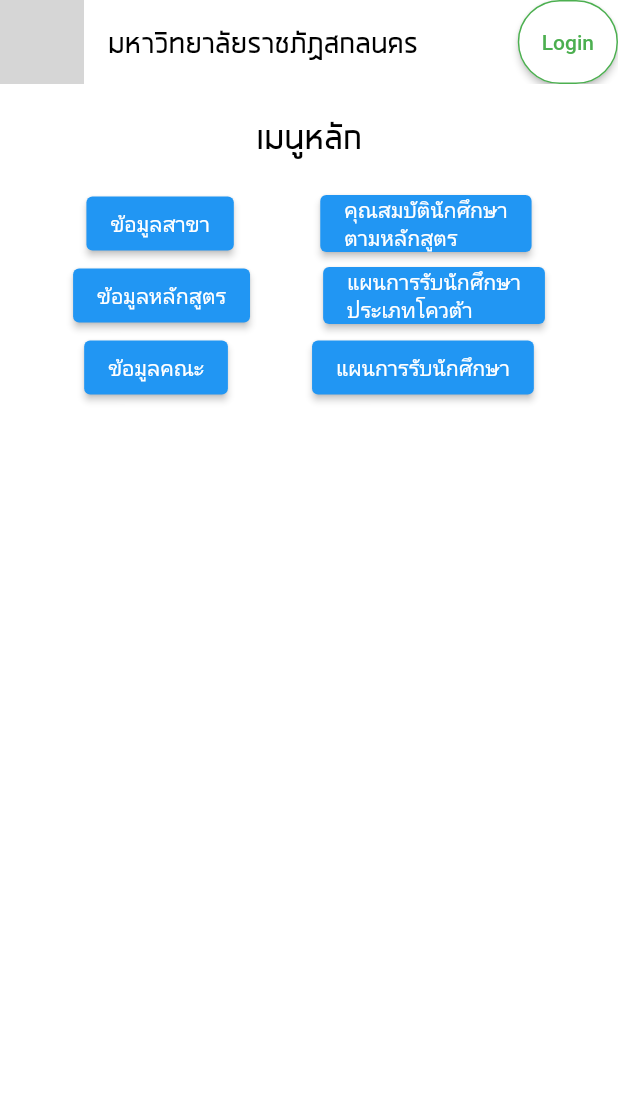
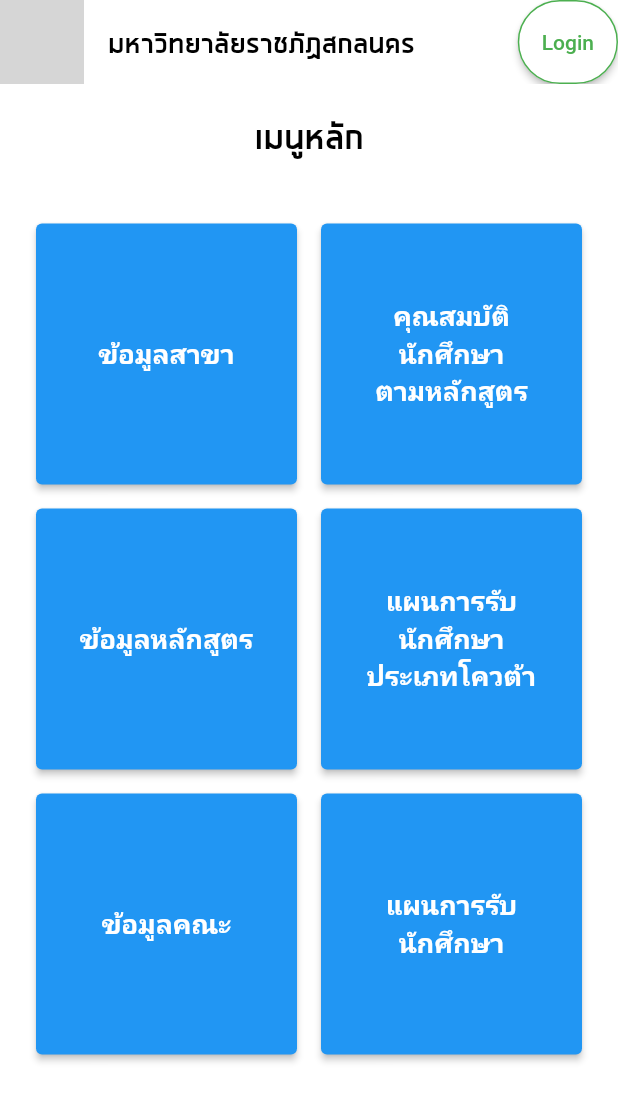
Before and after one commit to billowdev/student-admission-plan-client, a Flutter app: the screen it shows after launch, on a phone screen of 412 x 824 dp. Shown: the top 1101 px of the screen. Run offline on Flutter 3.47's test engine with Material 2 defaults, Android fonts, the phone set to English and light mode, and no system bars; project files that could hold a hidden picture were left out; grey boxes are pictures that could not be loaded.

Commit message:
main menu button

```diff
--- a/sapms_app/lib/main.dart
+++ b/sapms_app/lib/main.dart
@@ -1,5 +1,5 @@
 import 'package:flutter/material.dart';
-import 'package:project/mainmenu.dart';
+import 'package:project/pages/main_menu/mainmenu.dart';
 
 void main() {
   runApp(const MyApp());
--- a/sapms_app/lib/mainmenu.dart
+++ /dev/null
@@ -1,86 +0,0 @@
-import 'package:flutter/material.dart';
-
-class MainMenu extends StatefulWidget {
-  const MainMenu({super.key});
-
-  @override
-  State<MainMenu> createState() => _MainMenuState();
-}
-
-class _MainMenuState extends State<MainMenu> {
-  @override
-  Widget build(BuildContext context) {
-    return Scaffold(
-        appBar: AppBar(
-          elevation: 0,
-          backgroundColor: Colors.white,
-          leading: Image.asset('assets/images/Logo.png', fit: BoxFit.contain),
-          title: const Text('มหาวิทยาลัยราชภัฏสกลนคร',
-              style: TextStyle(
-                  color: Colors.black,
-                  fontSize: 25,
-                  fontFamily: 'PrintAble4U')),
-          actions: [
-            ElevatedButton(
-                onPressed: () {},
-                style: ElevatedButton.styleFrom(
-                  backgroundColor: Colors.white,
-                  shape: RoundedRectangleBorder(
-                      borderRadius: BorderRadius.circular(50),
-                      side: const BorderSide(color: Colors.green, width: 1)),
-                ),
-                child:
-                    const Text('Login', style: TextStyle(color: Colors.green)))
-          ],
-        ),
-        backgroundColor: Colors.white,
-        body: Center(
-            child: Column(
-                // mainAxisAlignment: MainAxisAlignment.center,
-                children: <Widget>[
-              Padding(
-                  padding: const EdgeInsets.all(20.0),
-                  child: RichText(
-                      text: const TextSpan(
-                    text: 'เมนูหลัก',
-                    style: TextStyle(
-                        fontSize: 30,
-                        color: Colors.black,
-                        fontFamily: 'PrintAble4U'),
-                  ))),
-
-                Row(mainAxisAlignment: MainAxisAlignment.spaceEvenly, children:[Major_Information(), Student_Qualification()]),
-                Row(mainAxisAlignment: MainAxisAlignment.spaceEvenly, children: [Course_Information(), Receiving_Plan_Quota()]),
-                Row(mainAxisAlignment: MainAxisAlignment.spaceEvenly, children: [Faculty_Information(), Receiving_Plan()]),
-
-            ])));
-  }
-
-  Widget Major_Information() {
-    return ElevatedButton(onPressed: () {}, child: const Text('ข้อมูลสาขา'));
-  }
-
-  Widget Course_Information() {
-    return ElevatedButton(
-        onPressed: () {}, child: const Text('ข้อมูลหลักสูตร'));
-  }
-
-  Widget Faculty_Information() {
-    return ElevatedButton(onPressed: () {}, child: const Text('ข้อมูลคณะ'));
-  }
-
-  Widget Student_Qualification() {
-    return ElevatedButton(
-        onPressed: () {}, child: const Text('คุณสมบัตินักศึกษา\nตามหลักสูตร'));
-  }
-
-  Widget Receiving_Plan_Quota() {
-    return ElevatedButton(
-        onPressed: () {}, child: const Text('แผนการรับนักศึกษา\nประเภทโควต้า'));
-  }
-
-  Widget Receiving_Plan() {
-    return ElevatedButton(
-        onPressed: () {}, child: const Text('แผนการรับนักศึกษา'));
-  }
-}
--- /dev/null
+++ b/sapms_app/lib/pages/main_menu/mainmenu.dart
@@ -0,0 +1,94 @@
+import 'package:flutter/material.dart';
+import 'widgets/faculty_information_button_widget.dart';
+import 'widgets/major_information_button_widget.dart';
+import 'widgets/receiving_plan_quota_button_widget.dart';
+import 'widgets/recieving_plan_button_widget.dart';
+import 'widgets/student_qualification_button_widget.dart';
+
+import 'widgets/course_information_button_widget.dart';
+
+class MainMenu extends StatefulWidget {
+  const MainMenu({super.key});
+
+  @override
+  State<MainMenu> createState() => _MainMenuState();
+}
+
+class _MainMenuState extends State<MainMenu> {
+  @override
+  Widget build(BuildContext context) {
+    return Scaffold(
+      appBar: AppBar(
+        elevation: 0,
+        backgroundColor: Colors.white,
+        leading: Image.asset('assets/images/Logo.png', fit: BoxFit.contain),
+        title: const Text(
+          'มหาวิทยาลัยราชภัฏสกลนคร',
+          style: TextStyle(
+              color: Colors.black,
+              fontSize: 24,
+              fontFamily: 'PrintAble4U',
+              fontWeight: FontWeight.bold),
+          textAlign: TextAlign.center,
+        ),
+        actions: [
+          ElevatedButton(
+              onPressed: () {},
+              style: ElevatedButton.styleFrom(
+                backgroundColor: Colors.white,
+                shape: RoundedRectangleBorder(
+                    borderRadius: BorderRadius.circular(50),
+                    side: const BorderSide(color: Colors.green, width: 1)),
+              ),
+              child: const Text('Login', style: TextStyle(color: Colors.green)))
+        ],
+      ),
+      backgroundColor: Colors.white,
+      body: Center(
+        child: Column(
+          // mainAxisAlignment: MainAxisAlignment.center,
+          children: <Widget>[
+            Padding(
+                padding: const EdgeInsets.all(20.0),
+                child: RichText(
+                    text: const TextSpan(
+                  text: 'เมนูหลัก',
+                  style: TextStyle(
+                      fontSize: 30,
+                      color: Colors.black,
+                      fontFamily: 'PrintAble4U',
+                      fontWeight: FontWeight.bold),
+                ))),
+
+            // Row(
+            //     mainAxisAlignment: MainAxisAlignment.spaceEvenly,
+            //     children: [Major_Information(), Student_Qualification()]),
+            // Row(
+            //     mainAxisAlignment: MainAxisAlignment.spaceEvenly,
+            //     children: [Course_Information(), Receiving_Plan_Quota()]),
+            // Row(
+            //     mainAxisAlignment: MainAxisAlignment.spaceEvenly,
+            //     children: [Faculty_Information(), Receiving_Plan()]),
+            Padding(
+              padding: const EdgeInsets.all(16.0),
+              child: Center(
+                child: GridView.count(
+                  crossAxisCount: 2,
+                  shrinkWrap: true,
+                  children: const [
+                    MajorInformationButtonWidget(),
+                    StudentQualificationButtonWidget(),
+                    CourseInformationButtonWidget(),
+                    ReceivingPlanQuotaButtonWidget(),
+                    FacultyInformationButtonWidget(),
+                    ReceivingPlanButtonWidget(),
+                  ],
+                ),
+              ),
+            ),
+          ],
+        ),
+      ),
+    );
+  }
+}
--- /dev/null
+++ b/sapms_app/lib/pages/main_menu/widgets/course_information_button_widget.dart
@@ -0,0 +1,21 @@
+import 'package:flutter/material.dart';
+
+class CourseInformationButtonWidget extends StatelessWidget {
+  const CourseInformationButtonWidget({Key? key}) : super(key: key);
+
+  @override
+  Widget build(BuildContext context) {
+    return Container(
+      margin: const EdgeInsets.all(8.0),
+      width: double.infinity,
+      child: ElevatedButton(
+        onPressed: () {},
+        child: const Text(
+          'ข้อมูลหลักสูตร',
+          style: TextStyle(fontSize: 18, fontWeight: FontWeight.bold),
+          textAlign: TextAlign.center,
+        ),
+      ),
+    );
+  }
+}
--- /dev/null
+++ b/sapms_app/lib/pages/main_menu/widgets/faculty_information_button_widget.dart
@@ -0,0 +1,20 @@
+import 'package:flutter/material.dart';
+
+class FacultyInformationButtonWidget extends StatelessWidget {
+  const FacultyInformationButtonWidget({Key? key}) : super(key: key);
+
+  @override
+  Widget build(BuildContext context) {
+    return Container(
+        margin: const EdgeInsets.all(8.0),
+        width: double.infinity,
+        child: ElevatedButton(
+          onPressed: () {},
+          child: const Text(
+            'ข้อมูลคณะ',
+            style: TextStyle(fontSize: 18, fontWeight: FontWeight.bold),
+            textAlign: TextAlign.center,
+          ),
+        ));
+  }
+}
--- /dev/null
+++ b/sapms_app/lib/pages/main_menu/widgets/major_information_button_widget.dart
@@ -0,0 +1,20 @@
+import 'package:flutter/material.dart';
+
+class MajorInformationButtonWidget extends StatelessWidget {
+  const MajorInformationButtonWidget({Key? key}) : super(key: key);
+
+  @override
+  Widget build(BuildContext context) {
+    return Container(
+        margin: const EdgeInsets.all(8.0),
+        width: double.infinity,
+        child: ElevatedButton(
+          onPressed: () {},
+          child: const Text(
+            'ข้อมูลสาขา',
+            style: TextStyle(fontSize: 18, fontWeight: FontWeight.bold),
+            textAlign: TextAlign.center,
+          ),
+        ));
+  }
+}
--- /dev/null
+++ b/sapms_app/lib/pages/main_menu/widgets/receiving_plan_quota_button_widget.dart
@@ -0,0 +1,21 @@
+import 'package:flutter/material.dart';
+
+class ReceivingPlanQuotaButtonWidget extends StatelessWidget {
+  const ReceivingPlanQuotaButtonWidget({Key? key}) : super(key: key);
+
+  @override
+  Widget build(BuildContext context) {
+    return Container(
+      margin: const EdgeInsets.all(8.0),
+      width: double.infinity,
+      child: ElevatedButton(
+        onPressed: () {},
+        child: const Text(
+          'แผนการรับนักศึกษา\nประเภทโควต้า',
+          style: TextStyle(fontSize: 18, fontWeight: FontWeight.bold),
+          textAlign: TextAlign.center,
+        ),
+      ),
+    );
+  }
+}
--- /dev/null
+++ b/sapms_app/lib/pages/main_menu/widgets/recieving_plan_button_widget.dart
@@ -0,0 +1,21 @@
+import 'package:flutter/material.dart';
+
+class ReceivingPlanButtonWidget extends StatelessWidget {
+  const ReceivingPlanButtonWidget({Key? key}) : super(key: key);
+
+  @override
+  Widget build(BuildContext context) {
+    return Container(
+      margin: const EdgeInsets.all(8.0),
+      width: double.infinity,
+      child: ElevatedButton(
+        onPressed: () {},
+        child: const Text(
+          'แผนการรับนักศึกษา',
+          style: TextStyle(fontSize: 18, fontWeight: FontWeight.bold),
+          textAlign: TextAlign.center,
+        ),
+      ),
+    );
+  }
+}
--- /dev/null
+++ b/sapms_app/lib/pages/main_menu/widgets/student_qualification_button_widget.dart
@@ -0,0 +1,20 @@
+import 'package:flutter/material.dart';
+
+class StudentQualificationButtonWidget extends StatelessWidget {
+  const StudentQualificationButtonWidget({Key? key}) : super(key: key);
+
+  @override
+  Widget build(BuildContext context) {
+    return Container(
+        margin: const EdgeInsets.all(8.0),
+        width: double.infinity,
+        child: ElevatedButton(
+          onPressed: () {},
+          child: const Text(
+            'คุณสมบัตินักศึกษา\nตามหลักสูตร',
+            style: TextStyle(fontSize: 18, fontWeight: FontWeight.bold),
+            textAlign: TextAlign.center,
+          ),
+        ));
+  }
+}
```
Also changed, not shown: sapms_app/lib/authentication/login.dart (added), sapms_app/pubspec.lock.
